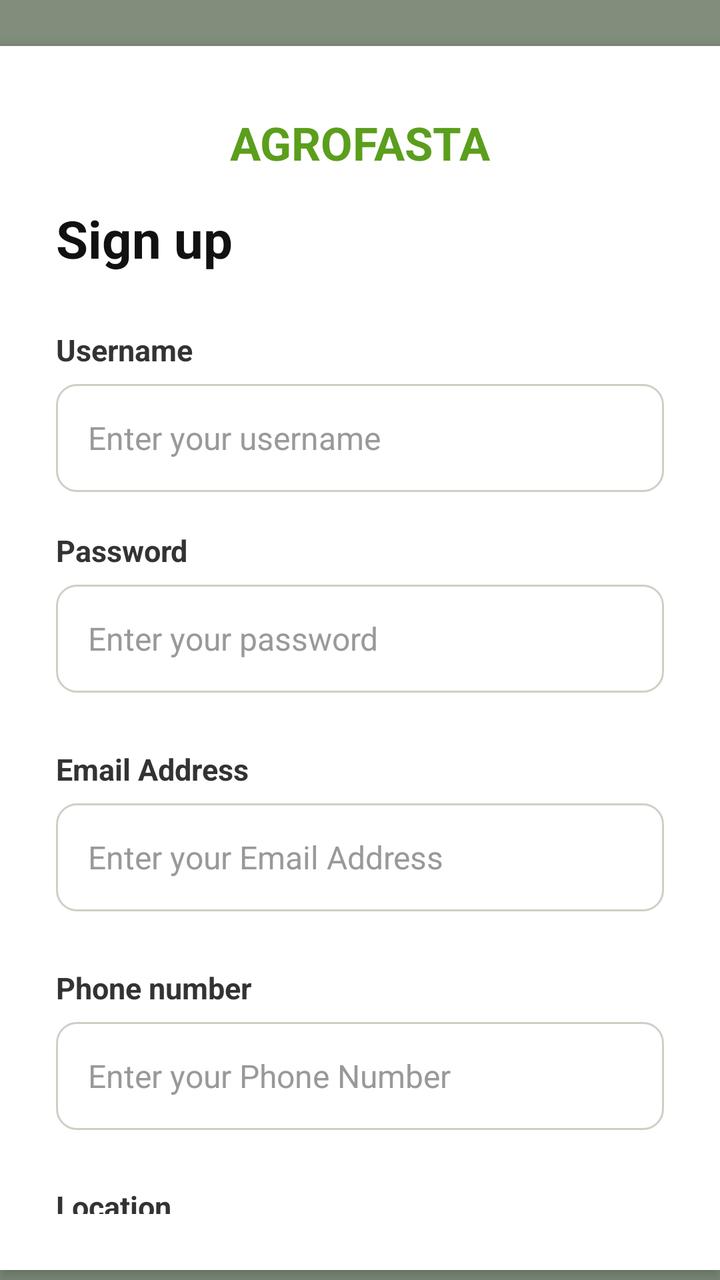
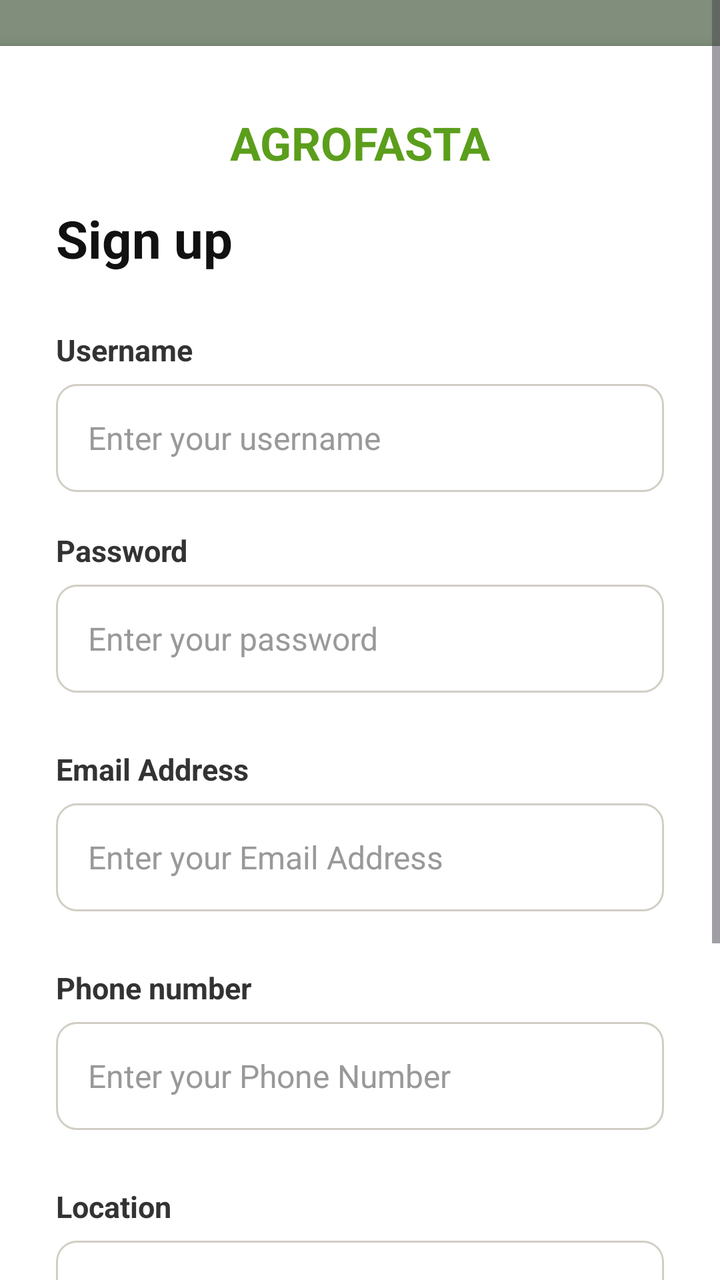

Compare the two renders of this Android layout. The source of the first and the diff that turns it into the second are given below.
<!-- AndroidManifest.xml: application theme Theme.AGROFASTASOLUTIONS -->
<!-- res/layout/activity_signup.xml -->
<?xml version="1.0" encoding="utf-8"?>
<LinearLayout
    xmlns:android="http://schemas.android.com/apk/res/android"
    android:id="@+id/signup_root"
    android:layout_width="match_parent"
    android:layout_height="match_parent"
    android:background="#808e7b">

    <LinearLayout
        android:layout_width="match_parent"
        android:layout_height="match_parent"
        android:paddingTop="18dp"
        android:orientation="vertical">

        
        <LinearLayout
            android:layout_width="match_parent"
            android:layout_height="match_parent"
            android:layout_marginTop="5dp"
            android:layout_marginBottom="5dp"
            android:orientation="vertical"
            android:padding="28dp"
            android:background="#FFFFFF"
            android:elevation="4dp">

            
            <TextView
                android:layout_width="wrap_content"
                android:layout_height="wrap_content"
                android:layout_gravity="center_horizontal"
                android:layout_marginTop="5dp"
                android:text="AGROFASTA"
                android:textColor="#5B9E1C"
                android:textSize="23sp"
                android:textStyle="bold"/>

            
            <TextView
                android:layout_width="wrap_content"
                android:layout_height="wrap_content"
                android:layout_marginTop="15dp"
                android:text="Sign up"
                android:textColor="#111111"
                android:textSize="26sp"
                android:textStyle="bold"/>

            
            <TextView
                android:layout_width="wrap_content"
                android:layout_height="wrap_content"
                android:layout_marginTop="28dp"
                android:text="Username"
                android:textColor="#333333"
                android:textSize="15sp"
                android:textStyle="bold"/>

            
            <EditText
                android:id="@+id/edtUsername"
                android:layout_width="match_parent"
                android:layout_height="54dp"
                android:layout_marginTop="7dp"
                android:background="@drawable/input_background"
                android:hint="Enter your username"
                android:inputType="text"
                android:paddingStart="16dp"
                android:paddingEnd="16dp"
                android:textColor="#111111"
                android:textColorHint="#999999"
                android:textSize="16sp"
                android:singleLine="true"/>

            
            <TextView
                android:layout_width="wrap_content"
                android:layout_height="wrap_content"
                android:layout_marginTop="19dp"
                android:text="Password"
                android:textColor="#333333"
                android:textSize="15sp"
                android:textStyle="bold"/>

            
            <EditText
                android:id="@+id/edtPassword"
                android:layout_width="match_parent"
                android:layout_height="54dp"
                android:layout_marginTop="7dp"
                android:background="@drawable/input_background"
                android:hint="Enter your password"
                android:inputType="textPassword"
                android:paddingStart="16dp"
                android:paddingEnd="16dp"
                android:textColor="#111111"
                android:textColorHint="#999999"
                android:textSize="16sp"
                android:singleLine="true"/>

            
            <TextView
                android:layout_width="wrap_content"
                android:layout_height="wrap_content"
                android:layout_marginTop="28dp"
                android:text="Email Address"
                android:textColor="#333333"
                android:textSize="15sp"
                android:textStyle="bold"/>

            
            <EditText
                android:id="@+id/edtEmail"
                android:layout_width="match_parent"
                android:layout_height="54dp"
                android:layout_marginTop="7dp"
                android:background="@drawable/input_background"
                android:hint="Enter your Email Address"
                android:inputType="textEmailAddress"
                android:paddingStart="16dp"
                android:paddingEnd="16dp"
                android:textColor="#111111"
                android:textColorHint="#999999"
                android:textSize="16sp"
                android:singleLine="true"/>

            
            <TextView
                android:layout_width="wrap_content"
                android:layout_height="wrap_content"
                android:layout_marginTop="28dp"
                android:text="Phone number"
                android:textColor="#333333"
                android:textSize="15sp"
                android:textStyle="bold"/>

            
            <EditText
                android:id="@+id/edtphone"
                android:layout_width="match_parent"
                android:layout_height="54dp"
                android:layout_marginTop="7dp"
                android:background="@drawable/input_background"
                android:hint="Enter your Phone Number"
                android:inputType="number"
                android:paddingStart="16dp"
                android:paddingEnd="16dp"
                android:textColor="#111111"
                android:textColorHint="#999999"
                android:textSize="16sp"
                android:singleLine="true"/>

            
            <TextView
                android:layout_width="wrap_content"
                android:layout_height="wrap_content"
                android:layout_marginTop="28dp"
                android:text="Location"
                android:textColor="#333333"
                android:textSize="15sp"
                android:textStyle="bold"/>

            
            <EditText
                android:id="@+id/edtLocation"
                android:layout_width="match_parent"
                android:layout_height="54dp"
                android:layout_marginTop="7dp"
                android:background="@drawable/input_background"
                android:hint="Enter your location"
                android:inputType="text"
                android:paddingStart="16dp"
                android:paddingEnd="16dp"
                android:textColor="#111111"
                android:textColorHint="#999999"
                android:textSize="16sp"
                android:singleLine="true"/>

            
            <TextView
                android:id="@+id/btnLogin"
                android:layout_width="match_parent"
                android:layout_height="54dp"
                android:layout_marginTop="24dp"
                android:gravity="center"
                android:text="Sign Up"
                android:textColor="#FFFFFF"
                android:textSize="18sp"
                android:textStyle="bold"
                android:clickable="true"
                android:focusable="true"
                android:background="@drawable/login_button"/>

            
            <LinearLayout
                android:layout_width="match_parent"
                android:layout_height="wrap_content"
                android:layout_marginTop="25dp"
                android:gravity="center_vertical"
                android:orientation="horizontal">

                <View
                    android:layout_width="0dp"
                    android:layout_height="1dp"
                    android:layout_weight="1"
                    android:background="#DDDDD5"/>

                <TextView
                    android:layout_width="wrap_content"
                    android:layout_height="wrap_content"
                    android:layout_marginStart="10dp"
                    android:layout_marginEnd="10dp"
                    android:text="OR"
                    android:textColor="#999999"
                    android:textSize="12sp"/>

                <View
                    android:layout_width="0dp"
                    android:layout_height="1dp"
                    android:layout_weight="1"
                    android:background="#DDDDD5"/>

            </LinearLayout>

            
            <TextView
                android:id="@+id/txtSignup"
                android:layout_width="wrap_content"
                android:layout_height="wrap_content"
                android:layout_gravity="center_horizontal"
                android:layout_marginTop="20dp"
                android:text="Already have an account? Log in"
                android:textColor="#0066CC"
                android:textSize="16sp"
                android:clickable="true"
                android:focusable="true"/>

        </LinearLayout>

    </LinearLayout>

</LinearLayout>
<!-- resources referenced by this layout -->
<resources>
  <!-- drawable input_background (drawable) -->
  <?xml version="1.0" encoding="utf-8"?>
  <shape xmlns:android="http://schemas.android.com/apk/res/android"
      android:shape="rectangle">
      <solid android:color="#FFFFFF"/>
      <corners android:radius="10dp"/>
      <stroke
          android:width="1dp"
          android:color="#D2CEC5"/>
  </shape>
  <!-- drawable login_button (drawable) -->
  <?xml version="1.0" encoding="utf-8"?>
  <shape xmlns:android="http://schemas.android.com/apk/res/android"
      android:shape="rectangle">
      <solid android:color="#5B9E1C"/>
      <corners android:radius="10dp"/>
  </shape>
  <style name="Theme.AGROFASTASOLUTIONS" parent="Base.Theme.AGROFASTASOLUTIONS" />
  <style name="Base.Theme.AGROFASTASOLUTIONS" parent="Theme.Material3.DayNight.NoActionBar">
          
          
      </style>
</resources>

<!-- the commit's change to res/layout/activity_signup.xml (unified diff, before → after) -->
@@ -1,4 +1,8 @@
 <?xml version="1.0" encoding="utf-8"?>
+<ScrollView android:layout_width="match_parent"
+    android:layout_height="match_parent"
+    xmlns:android="http://schemas.android.com/apk/res/android"
+    android:fillViewport="true">
 <LinearLayout
     xmlns:android="http://schemas.android.com/apk/res/android"
     android:id="@+id/signup_root"
@@ -238,3 +242,4 @@
     </LinearLayout>
 
 </LinearLayout>
+    </ScrollView>
